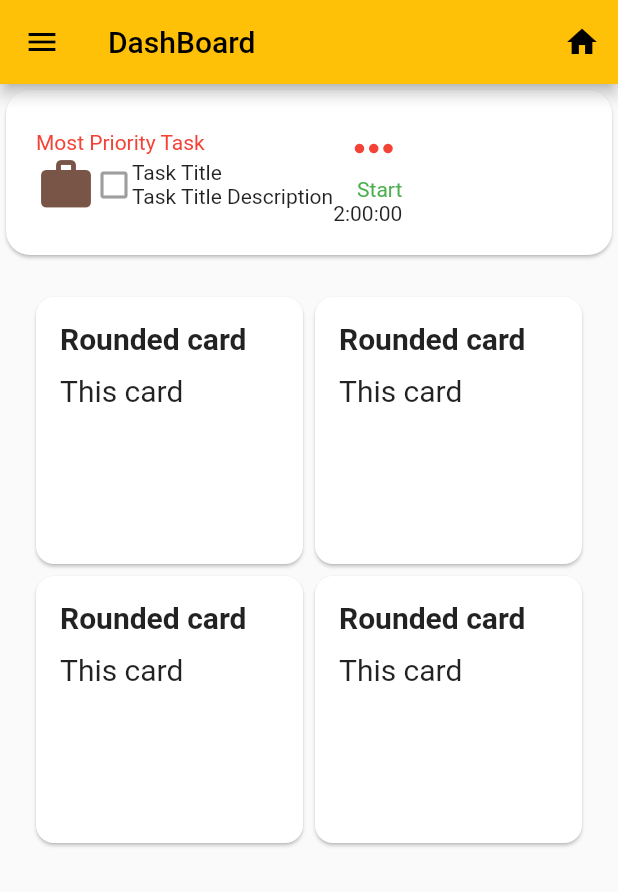
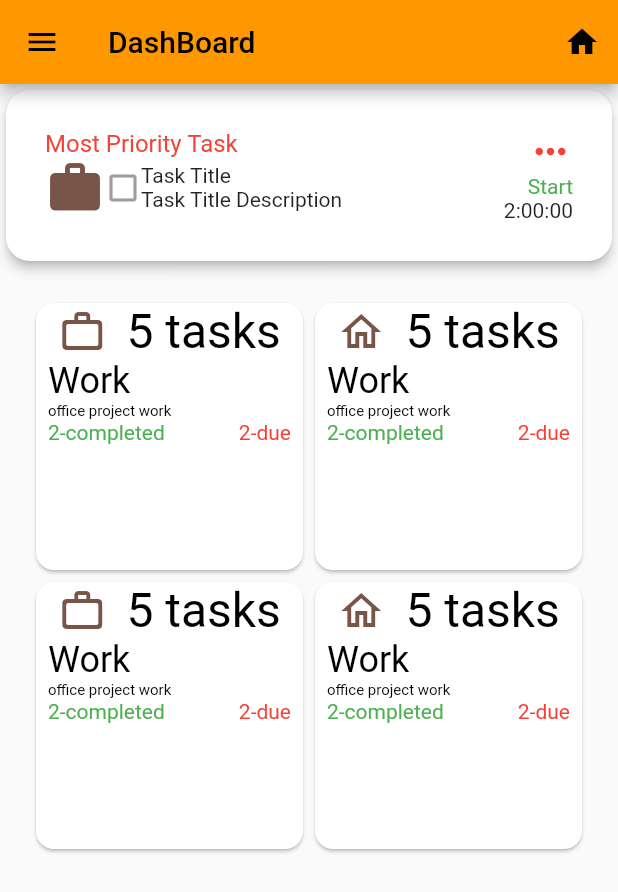
Before and after one commit to lanjAdabA/toDo_dashboard, a Flutter app: the screen it shows after launch, on a phone screen of 412 x 824 dp. Shown: the top 892 px of the screen. Run offline on Flutter 3.47's test engine with Material 2 defaults, Android fonts, the phone set to English and light mode, and no system bars.

Commit message:
alignment left

```diff
--- a/todoapp/lib/main.dart
+++ b/todoapp/lib/main.dart
@@ -1,9 +1,4 @@
-// ignore_for_file: use_key_in_widget_constructors
-
-import 'dart:developer';
-
 import 'package:flutter/material.dart';
-import 'package:flutter/rendering.dart';
 
 void main() => runApp(const MyApp());
 
@@ -16,7 +11,7 @@ class MyApp extends StatelessWidget {
   Widget build(BuildContext context) => MaterialApp(
         debugShowCheckedModeBanner: false,
         title: title,
-        theme: ThemeData(primarySwatch: Colors.amber),
+        theme: ThemeData(primarySwatch: Colors.orange),
         home: const MainPage(title: title),
       );
 }
@@ -24,6 +19,7 @@ class MyApp extends StatelessWidget {
 class MainPage extends StatefulWidget {
   final String title;
 
+  // ignore: use_key_in_widget_constructors
   const MainPage({
     required this.title,
   });
@@ -36,6 +32,7 @@ class _MainPageState extends State<MainPage> {
   @override
   Widget build(BuildContext context) => Scaffold(
         appBar: AppBar(
+          // backgroundColor: Colors.grey,
           title: Text(widget.title),
           leading: const Icon(Icons.menu),
           actions: const [
@@ -53,9 +50,9 @@ class _MainPageState extends State<MainPage> {
               crossAxisCount: 2,
               children: [
                 buildRoundedCard1(),
+                buildRoundedCard2(),
                 buildRoundedCard1(),
-                buildRoundedCard1(),
-                buildRoundedCard1(),
+                buildRoundedCard2(),
               ],
             ),
           ],
@@ -64,23 +61,23 @@ class _MainPageState extends State<MainPage> {
 
   buildQuoteCard() => Card(
         shape: RoundedRectangleBorder(borderRadius: BorderRadius.circular(16)),
+        elevation: 3,
         child: Padding(
-          padding: const EdgeInsets.all(20),
+          padding: const EdgeInsets.all(26),
           child: Row(
+            mainAxisAlignment: MainAxisAlignment.spaceBetween,
+            crossAxisAlignment: CrossAxisAlignment.start,
             children: [
-              const Align(
-                alignment: Alignment.topRight,
-              ),
               Column(
-                mainAxisAlignment: MainAxisAlignment.start,
+                mainAxisAlignment: MainAxisAlignment.center,
                 crossAxisAlignment: CrossAxisAlignment.start,
                 children: [
                   const Text(
                     "Most Priority Task",
-                    style: TextStyle(color: Colors.red),
+                    style: TextStyle(color: Colors.red, fontSize: 16),
                   ),
                   Row(
-                    mainAxisAlignment: MainAxisAlignment.center,
+                    mainAxisAlignment: MainAxisAlignment.spaceAround,
                     crossAxisAlignment: CrossAxisAlignment.center,
                     children: [
                       const Icon(
@@ -109,11 +106,8 @@ class _MainPageState extends State<MainPage> {
                   ),
                 ],
               ),
-              Center(
-                child: Column(
-                  children: [
               Column(
-                      mainAxisAlignment: MainAxisAlignment.spaceEvenly,
+                mainAxisAlignment: MainAxisAlignment.end,
                 crossAxisAlignment: CrossAxisAlignment.end,
                 children: const [
                   /* Align(
@@ -123,7 +117,7 @@ class _MainPageState extends State<MainPage> {
                   Icon(
                     Icons.more_horiz_outlined,
                     color: Colors.red,
-                          size: 38,
+                    size: 30,
                   ),
                   Text(
                     "Start",
@@ -135,9 +129,6 @@ class _MainPageState extends State<MainPage> {
             ],
           ),
         ),
-            ],
-          ),
-        ),
       );
 
   buildRoundedCard1() => Card(
@@ -145,27 +136,90 @@ class _MainPageState extends State<MainPage> {
           borderRadius: BorderRadius.circular(12),
         ),
         child: Container(
-          padding: const EdgeInsets.all(16),
+            padding: const EdgeInsets.symmetric(horizontal: 8),
             child: Column(
-            crossAxisAlignment: CrossAxisAlignment.stretch,
+              children: [
+                Row(
+                  mainAxisAlignment: MainAxisAlignment.spaceAround,
                   children: const [
-              Text(
-                'Rounded card',
-                style: TextStyle(
-                  fontSize: 20,
-                  fontWeight: FontWeight.bold,
-                ),
-              ),
-              SizedBox(
-                height: 12,
-                width: 1,
+                    Icon(
+                      Icons.work_outline_rounded,
+                      size: 32,
+                      color: Colors.brown,
                     ),
                     Text(
-                'This card',
-                style: TextStyle(fontSize: 20),
+                      "5 tasks",
+                      style: TextStyle(color: Colors.black, fontSize: 32),
                     ),
                   ],
                 ),
+                Column(
+                  mainAxisAlignment: MainAxisAlignment.spaceBetween,
+                  crossAxisAlignment: CrossAxisAlignment.start,
+                  children: [
+                    const Text("Work",
+                        style: TextStyle(color: Colors.black, fontSize: 24)),
+                    const Text("office project work",
+                        style: TextStyle(color: Colors.black, fontSize: 10)),
+                    Row(
+                      mainAxisAlignment: MainAxisAlignment.spaceBetween,
+                      children: const [
+                        Text("2-completed",
+                            style:
+                                TextStyle(color: Colors.green, fontSize: 14)),
+                        Text("2-due",
+                            style: TextStyle(color: Colors.red, fontSize: 14)),
+                      ],
                     ),
+                  ],
+                ),
+              ],
+            )),
+      );
+
+  buildRoundedCard2() => Card(
+        shape: RoundedRectangleBorder(
+          borderRadius: BorderRadius.circular(12),
+        ),
+        child: Container(
+            padding: const EdgeInsets.symmetric(horizontal: 8),
+            child: Column(
+              children: [
+                Row(
+                  mainAxisAlignment: MainAxisAlignment.spaceAround,
+                  children: const [
+                    Icon(
+                      Icons.home_outlined,
+                      size: 32,
+                      color: Colors.brown,
+                    ),
+                    Text(
+                      "5 tasks",
+                      style: TextStyle(color: Colors.black, fontSize: 32),
+                    ),
+                  ],
+                ),
+                Column(
+                  mainAxisAlignment: MainAxisAlignment.spaceBetween,
+                  crossAxisAlignment: CrossAxisAlignment.start,
+                  children: [
+                    const Text("Work",
+                        style: TextStyle(color: Colors.black, fontSize: 24)),
+                    const Text("office project work",
+                        style: TextStyle(color: Colors.black, fontSize: 10)),
+                    Row(
+                      mainAxisAlignment: MainAxisAlignment.spaceBetween,
+                      children: const [
+                        Text("2-completed",
+                            style:
+                                TextStyle(color: Colors.green, fontSize: 14)),
+                        Text("2-due",
+                            style: TextStyle(color: Colors.red, fontSize: 14)),
+                      ],
+                    ),
+                  ],
+                ),
+              ],
+            )),
       );
 }
```
Lines whose indentation alone changed are shown as unchanged.
